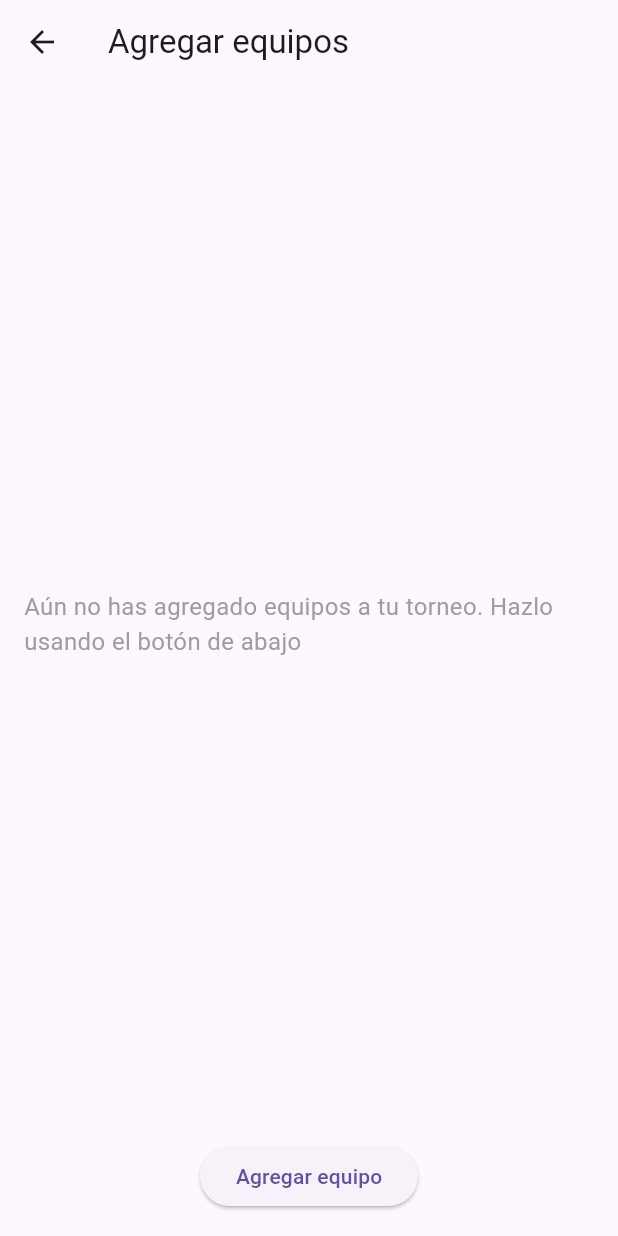
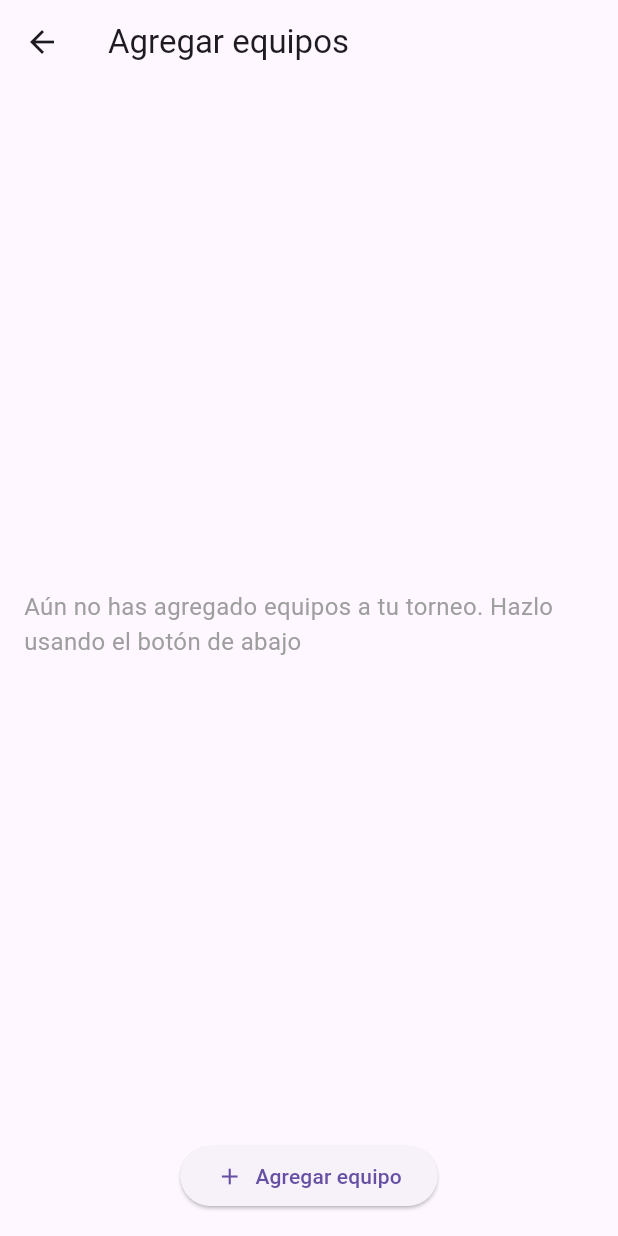
Before and after one commit to cheo2322/my_league_flutter, a Flutter app: the NewLeagueTeams screen opened directly with empty values, on a phone screen of 412 x 824 dp. Run offline on Flutter 3.47's test engine with Material 3 defaults, Android fonts, the phone set to English and light mode, and no system bars; our stand-ins replace dio, flutter_secure_storage, font_awesome_flutter; accounts and stored records are empty; network calls fail.

Commit message:
Refactor league package

```diff
--- a/lib/screens/new_league/new_league.dart
+++ b/lib/screens/league/new_league.dart
@@ -1,7 +1,7 @@
 import 'package:flutter/material.dart';
 import 'package:my_league_flutter/model/default_dto.dart';
 import 'package:my_league_flutter/model/league_dto.dart';
-import 'package:my_league_flutter/screens/new_league/new_league_teams.dart';
+import 'package:my_league_flutter/screens/league/new_league_teams.dart';
 import 'package:my_league_flutter/web/league_service.dart';
 import 'package:my_league_flutter/constants/constants.dart';
 
--- a/lib/screens/new_league/new_league_teams.dart
+++ b/lib/screens/league/new_league_teams.dart
@@ -127,7 +127,14 @@ class _NewLeagueTeamsState extends State<NewLeagueTeams> {
                         });
                       }
                     },
-                    child: const Text("Agregar equipo"),
+                    child: Row(
+                      mainAxisSize: MainAxisSize.min,
+                      children: [
+                        const Icon(Icons.add),
+                        const SizedBox(width: 8),
+                        const Text("Agregar equipo"), // Texto
+                      ],
+                    ),
                   ),
                 ],
               ),
--- a/lib/screens/main_screen.dart
+++ b/lib/screens/main_screen.dart
@@ -1,5 +1,5 @@
 import 'package:flutter/material.dart';
-import 'package:my_league_flutter/screens/new_league/new_league.dart';
+import 'package:my_league_flutter/screens/league/new_league.dart';
 
 class MainScreen extends StatefulWidget {
   const MainScreen({super.key});
```
Also changed, not shown: lib/screens/second_page.dart (+8 -11 lines).
